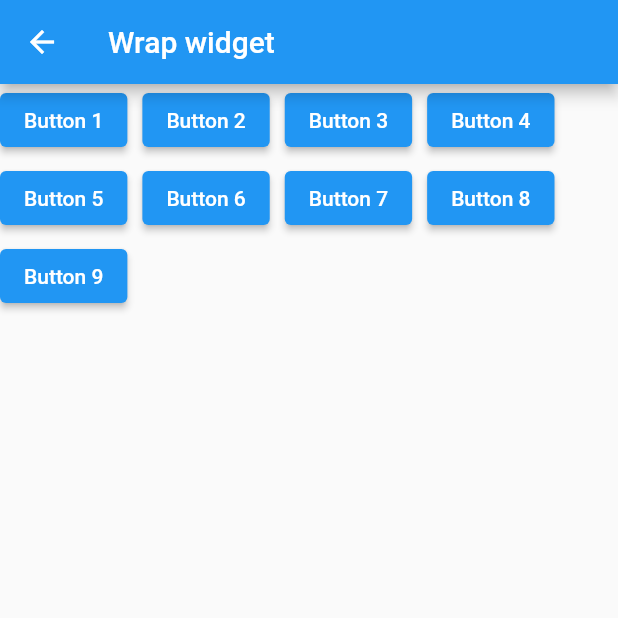
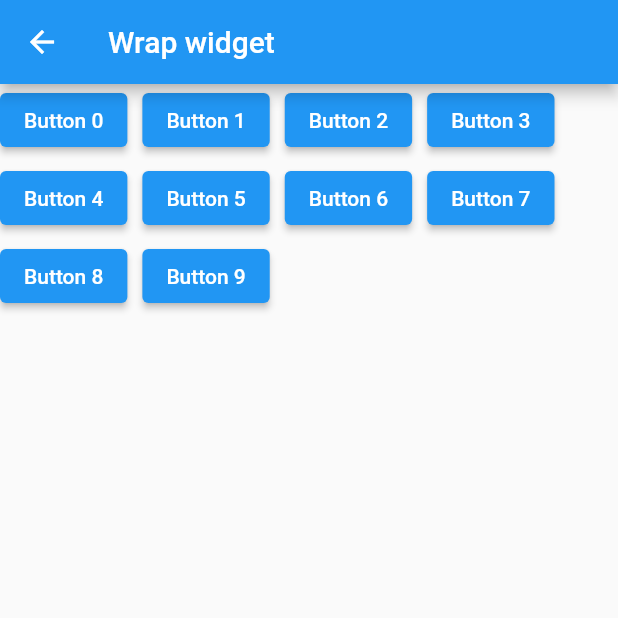
Before and after one commit to alexsit19/basic_widgets, a Flutter app: the WrapScreen screen opened directly, on a phone screen of 412 x 824 dp, the top half of it. Run offline on Flutter 3.47's test engine with Material 2 defaults, Android fonts, the phone set to English and light mode, and no system bars.

Commit message:
add generate method to wrap_screen

```diff
--- a/lib/screens/wrap_screen.dart
+++ b/lib/screens/wrap_screen.dart
@@ -10,17 +10,17 @@ class WrapScreen extends StatelessWidget {
       appBar: AppBar(
         title: const Text(Strings.wrap),
       ),
-      body: Wrap(spacing: 10.0, runSpacing: 4.0, children: <Widget>[
-        ElevatedButton(onPressed: () {}, child: const Text("Button 1")),
-        ElevatedButton(onPressed: () {}, child: const Text("Button 2")),
-        ElevatedButton(onPressed: () {}, child: const Text("Button 3")),
-        ElevatedButton(onPressed: () {}, child: const Text("Button 4")),
-        ElevatedButton(onPressed: () {}, child: const Text("Button 5")),
-        ElevatedButton(onPressed: () {}, child: const Text("Button 6")),
-        ElevatedButton(onPressed: () {}, child: const Text("Button 7")),
-        ElevatedButton(onPressed: () {}, child: const Text("Button 8")),
-        ElevatedButton(onPressed: () {}, child: const Text("Button 9")),
-      ]),
+      body: Wrap(
+        spacing: 10.0,
+        runSpacing: 4.0,
+        children: List<Widget>.generate(
+          10,
+          (i) => ElevatedButton(
+            onPressed: () {},
+            child: Text("Button $i"),
+          ),
+        ),
+      ),
     );
   }
 }
```
